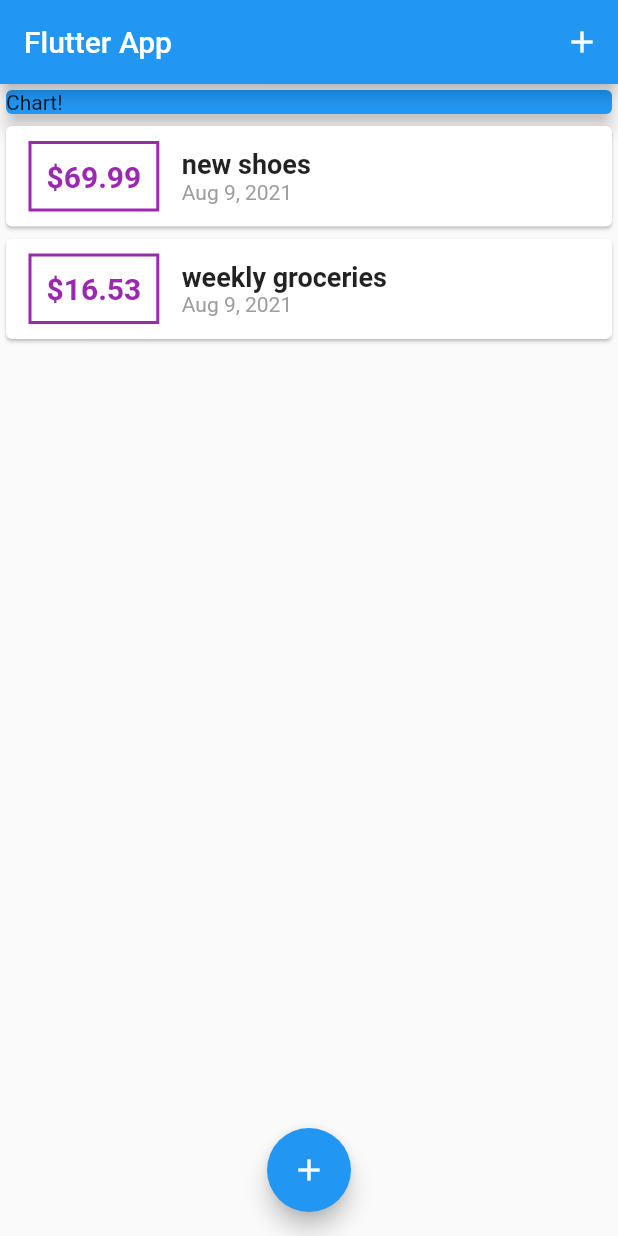
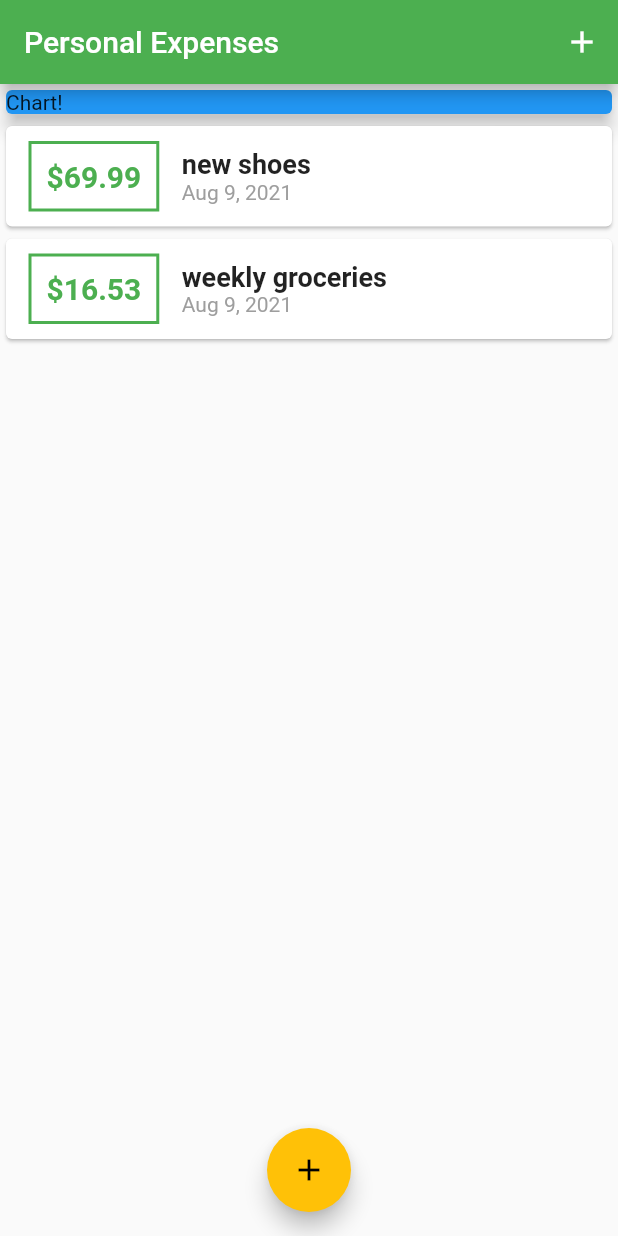
Before and after one commit to Lionel-P-Ablus/demo_02, a Flutter app: the screen it shows after launch, on a phone screen of 412 x 824 dp. Run offline on Flutter 3.47's test engine with Material 2 defaults, Android fonts, the phone set to English and light mode, and no system bars.

Commit message:
configuring & using themes

```diff
--- a/lib/main.dart
+++ b/lib/main.dart
@@ -10,7 +10,11 @@ class MyApp extends StatelessWidget {
   @override
   Widget build(BuildContext context) {
     return MaterialApp(
-      title: 'Flutter App',
+      title: 'Personal Expenses',
+      theme: ThemeData(
+        primarySwatch: Colors.green,
+        accentColor: Colors.amber,
+      ),
       home: MyHomePage(),
     );
   }
@@ -67,7 +71,7 @@ class _MyHomePageState extends State<MyHomePage> {
   Widget build(BuildContext context) {
     return Scaffold(
       appBar: AppBar(
-        title: Text('Flutter App'),
+        title: Text('Personal Expenses'),
         actions: [
           IconButton(
             onPressed: () => _startAddNewTransaction(context),
--- a/lib/widgets/transaction_list.dart
+++ b/lib/widgets/transaction_list.dart
@@ -24,7 +24,7 @@ class TransactionList extends StatelessWidget {
                   ),
                   decoration: BoxDecoration(
                     border: Border.all(
-                      color: Colors.purple,
+                      color: Theme.of(context).primaryColor,
                       width: 2,
                     ),
                   ),
@@ -34,7 +34,7 @@ class TransactionList extends StatelessWidget {
                     style: TextStyle(
                       fontWeight: FontWeight.bold,
                       fontSize: 20,
-                      color: Colors.purple,
+                      color: Theme.of(context).primaryColor,
                     ),
                   ),
                 ),
```
